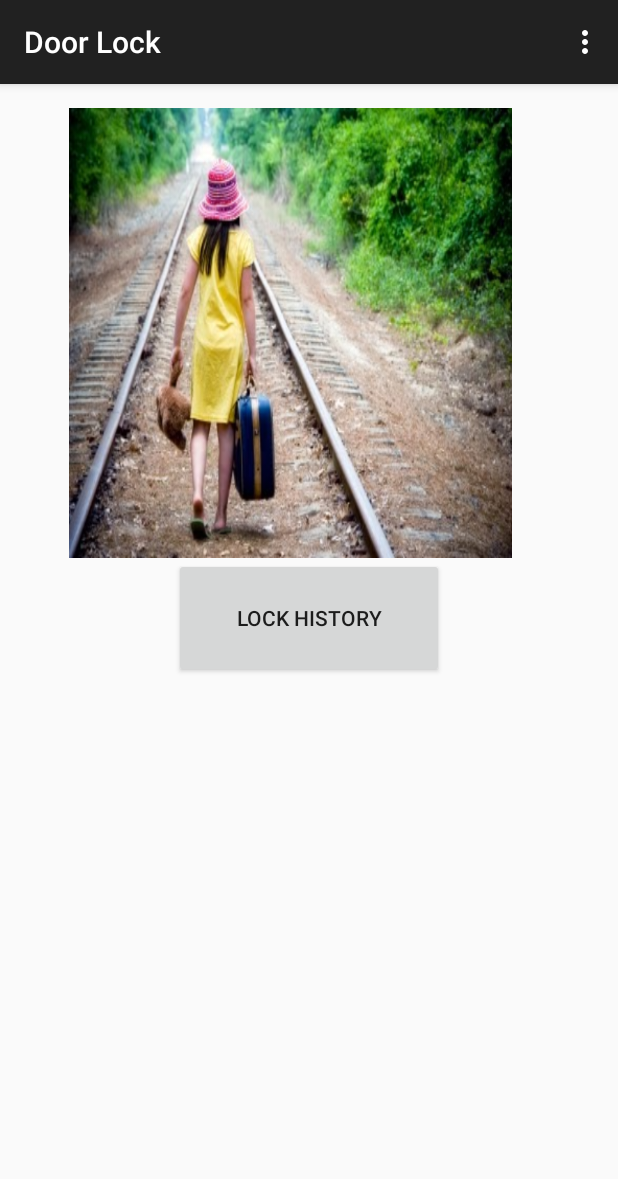
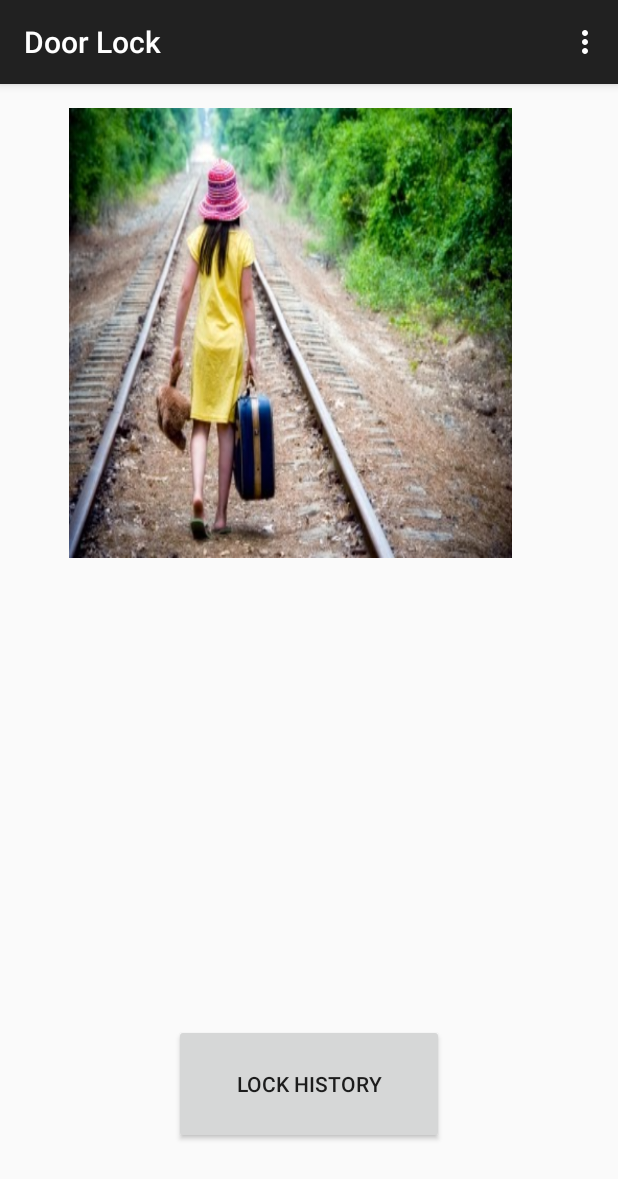
Before and after one commit to BorutUmer/door_lock, an Android app: the screen it shows after launch (MainActivity), on a phone screen of 412 x 824 dp. Shown: the top 1179 px of the screen. Run offline under Robolectric (Android 15) with nearby library versions, the phone set to English and light mode, and no system bars.

Commit message:
Layout updates.

```diff
--- a/app/src/main/res/layout/activity_main.xml
+++ b/app/src/main/res/layout/activity_main.xml
@@ -60,12 +60,13 @@
         android:layout_height="80dp"
         android:text="@string/log_string"
         android:id="@+id/button_log"
-        android:layout_below="@+id/linearLayout"
-        android:layout_centerHorizontal="true" />
+        android:layout_alignParentBottom="true"
+        android:layout_centerHorizontal="true"
+        android:layout_marginBottom="45dp" />
 
     <ImageView
         android:layout_width="wrap_content"
-        android:layout_height="wrap_content"
+        android:layout_height="300dp"
         android:id="@+id/catImg"
         android:layout_gravity="center_vertical"
         android:background="@drawable/cat_home" />
```
